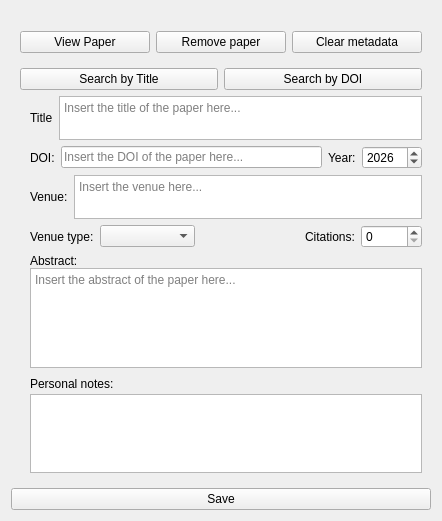
First picture: the form in literatureEngine/gui/paper_widget.ui, repository shapelessguy/Python-Projects, before the edit.
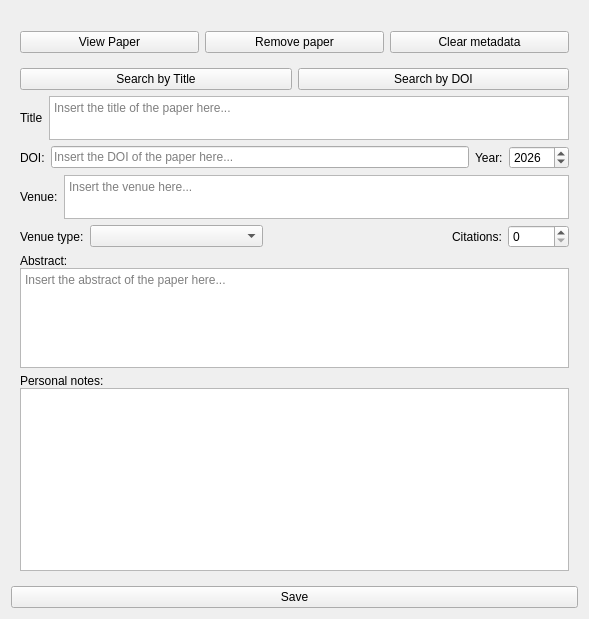
Second picture: the form after the edit.

Patch:
```diff
--- a/literatureEngine/gui/paper_widget.ui
+++ b/literatureEngine/gui/paper_widget.ui
@@ -6,8 +6,8 @@
    <rect>
     <x>0</x>
     <y>0</y>
-    <width>442</width>
-    <height>521</height>
+    <width>589</width>
+    <height>619</height>
    </rect>
   </property>
   <property name="windowTitle">
@@ -120,7 +120,7 @@
            <number>0</number>
           </property>
           <property name="indent">
-           <number>10</number>
+           <number>0</number>
           </property>
          </widget>
         </item>
@@ -171,7 +171,7 @@
            <number>0</number>
           </property>
           <property name="indent">
-           <number>10</number>
+           <number>0</number>
           </property>
          </widget>
         </item>
@@ -230,7 +230,7 @@
            <number>0</number>
           </property>
           <property name="indent">
-           <number>10</number>
+           <number>0</number>
           </property>
          </widget>
         </item>
@@ -281,7 +281,7 @@
            <number>0</number>
           </property>
           <property name="indent">
-           <number>10</number>
+           <number>0</number>
           </property>
          </widget>
         </item>
@@ -362,7 +362,7 @@
            <string>Abstract:</string>
           </property>
           <property name="indent">
-           <number>10</number>
+           <number>0</number>
           </property>
          </widget>
         </item>
@@ -371,22 +371,6 @@
           <property name="topMargin">
            <number>0</number>
           </property>
-          <item>
-           <spacer name="horizontalSpacer_2">
-            <property name="orientation">
-             <enum>Qt::Horizontal</enum>
-            </property>
-            <property name="sizeType">
-             <enum>QSizePolicy::Fixed</enum>
-            </property>
-            <property name="sizeHint" stdset="0">
-             <size>
-              <width>10</width>
-              <height>20</height>
-             </size>
-            </property>
-           </spacer>
-          </item>
           <item>
            <widget class="QTextEdit" name="abstract_box">
             <property name="sizePolicy">
@@ -429,22 +413,6 @@
           <property name="topMargin">
            <number>0</number>
           </property>
-          <item>
-           <spacer name="horizontalSpacer_4">
-            <property name="orientation">
-             <enum>Qt::Horizontal</enum>
-            </property>
-            <property name="sizeType">
-             <enum>QSizePolicy::Fixed</enum>
-            </property>
-            <property name="sizeHint" stdset="0">
-             <size>
-              <width>10</width>
-              <height>20</height>
-             </size>
-            </property>
-           </spacer>
-          </item>
           <item>
            <widget class="QLabel" name="notes_lbl">
             <property name="text">
@@ -462,22 +430,6 @@
           <property name="topMargin">
            <number>0</number>
           </property>
-          <item>
-           <spacer name="horizontalSpacer_3">
-            <property name="orientation">
-             <enum>Qt::Horizontal</enum>
-            </property>
-            <property name="sizeType">
-             <enum>QSizePolicy::Fixed</enum>
-            </property>
-            <property name="sizeHint" stdset="0">
-             <size>
-              <width>10</width>
-              <height>20</height>
-             </size>
-            </property>
-           </spacer>
-          </item>
           <item>
            <widget class="QTextEdit" name="notes_box"/>
           </item>
```
